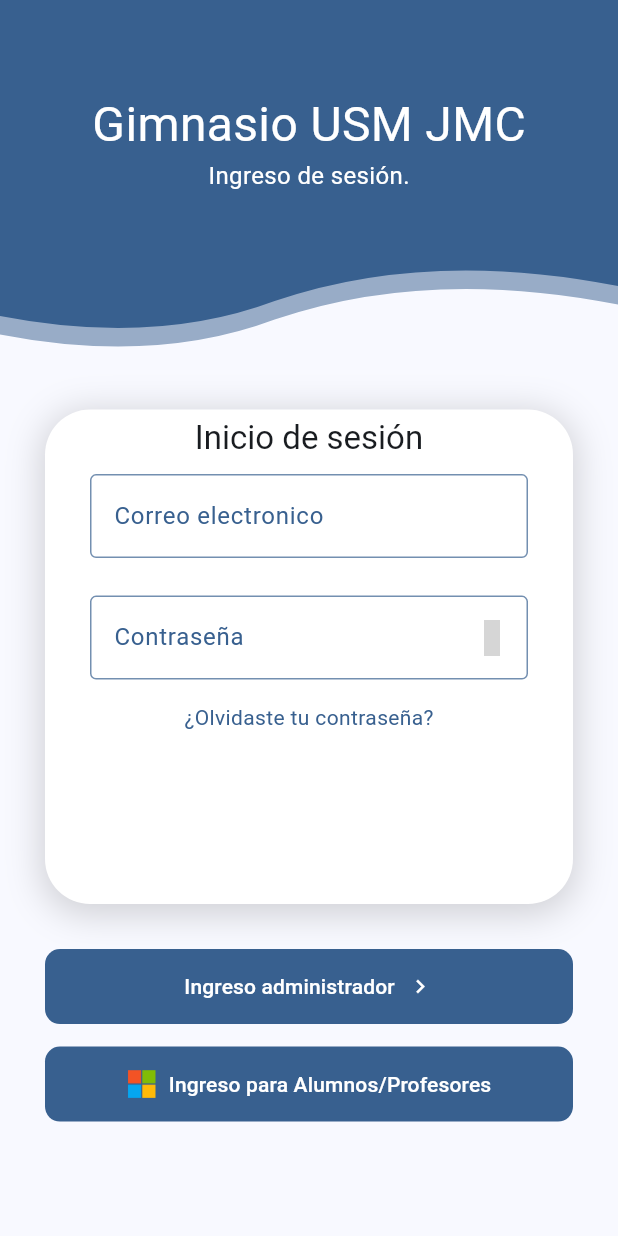
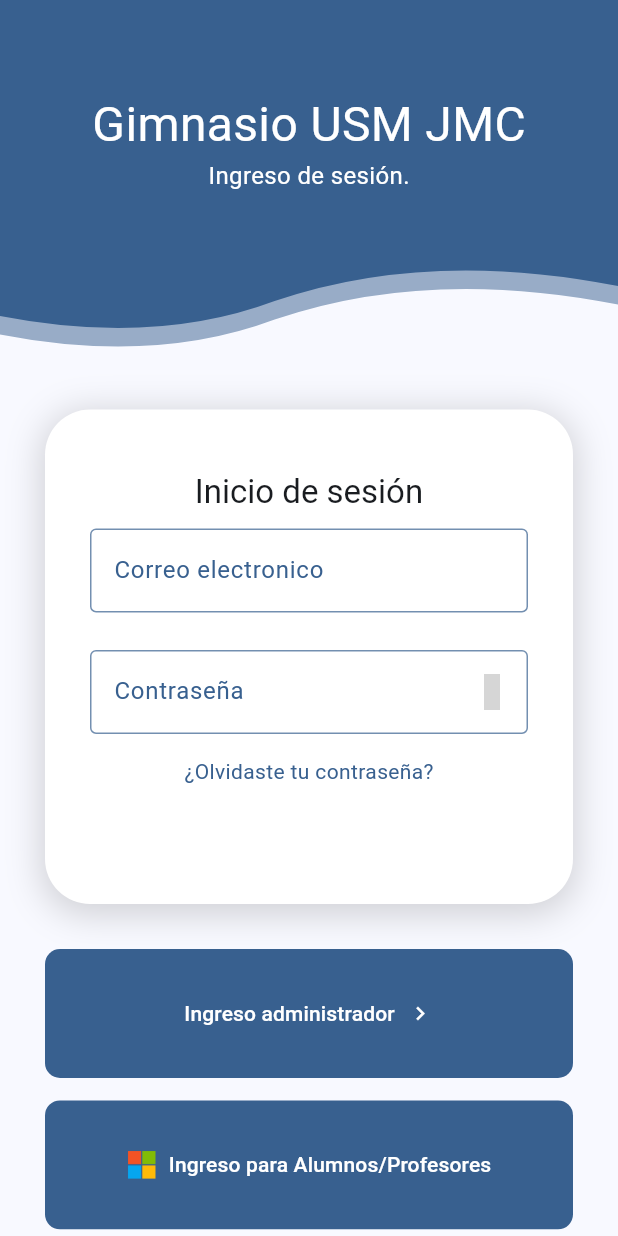
Before and after one commit to nattohd/gym_app, a Flutter app: the screen it shows after launch, on a phone screen of 412 x 824 dp. Run offline on Flutter 3.47's test engine with Material 2 defaults, Android fonts, the phone set to English and light mode, and no system bars; our stand-ins replace cloud_firestore, firebase_auth, firebase_core, flutter_custom_clippers, font_awesome_flutter, go_router and 2 more; missing offline and left inert: qr_code_scanner, string_normalizer; accounts and stored records are empty; grey boxes are pictures that could not be loaded.

Commit message:
fixing details on loginscreen

```diff
--- a/lib/src/screens/user/login_screen.dart
+++ b/lib/src/screens/user/login_screen.dart
@@ -13,7 +13,8 @@ class LoginScreen extends StatelessWidget {
     final formKey = GlobalKey<FormState>();
     return Scaffold(
       resizeToAvoidBottomInset: false,
-      body: Column(children: [
+      body: ListView(
+        children: [
           const HeaderLogin(),
           FormWidget(
             formKey: formKey,
@@ -24,7 +25,8 @@ class LoginScreen extends StatelessWidget {
             formKey: formKey,
             controllers: [emailCtrl, passwordCtrl],
           ),
-      ]),
+        ],
+      ),
     );
   }
 }
--- a/lib/src/screens/user/widgets/button_microsoft_login.dart
+++ b/lib/src/screens/user/widgets/button_microsoft_login.dart
@@ -8,6 +8,7 @@ class ButtonMicrosoftLogin extends StatelessWidget {
   @override
   Widget build(BuildContext context) {
     final userProvider = context.watch<UserProvider>();
+    Size size = MediaQuery.of(context).size;
     return Container(
       padding: const EdgeInsets.symmetric(horizontal: 30),
       width: double.infinity,
@@ -18,8 +19,8 @@ class ButtonMicrosoftLogin extends StatelessWidget {
               borderRadius: BorderRadius.circular(10.0),
             ),
           ),
-          padding: const MaterialStatePropertyAll(
-            EdgeInsets.symmetric(vertical: 15),
+          padding: MaterialStatePropertyAll(
+            EdgeInsets.symmetric(vertical: size.height * 0.04),
           ),
         ),
         onPressed: () async {
--- a/lib/src/screens/user/widgets/button_normal_login.dart
+++ b/lib/src/screens/user/widgets/button_normal_login.dart
@@ -11,6 +11,7 @@ class ButtonNormalLogin extends StatelessWidget {
   @override
   Widget build(BuildContext context) {
     final userProvider = context.watch<UserProvider>();
+    Size size = MediaQuery.of(context).size;
     return Container(
       padding: const EdgeInsets.symmetric(horizontal: 30),
       width: double.infinity,
@@ -21,8 +22,8 @@ class ButtonNormalLogin extends StatelessWidget {
               borderRadius: BorderRadius.circular(10.0),
             ),
           ),
-          padding: const MaterialStatePropertyAll(
-            EdgeInsets.symmetric(vertical: 15),
+          padding: MaterialStatePropertyAll(
+            EdgeInsets.symmetric(vertical: size.height * 0.04),
           ),
         ),
         onPressed: () async {
--- a/lib/src/screens/user/widgets/form.dart
+++ b/lib/src/screens/user/widgets/form.dart
@@ -28,7 +28,8 @@ class _FormWidgetState extends State<FormWidget> {
     return Form(
       key: widget.formKey,
       child: Container(
-        padding: const EdgeInsets.symmetric(vertical: 5, horizontal: 30),
+        padding:
+            EdgeInsets.symmetric(vertical: size.height * 0.05, horizontal: 30),
         margin: const EdgeInsets.only(top: 30, left: 30, right: 30, bottom: 10),
         width: size.width,
         height: size.height * 0.40,
```
Lines whose indentation alone changed are shown as unchanged.
